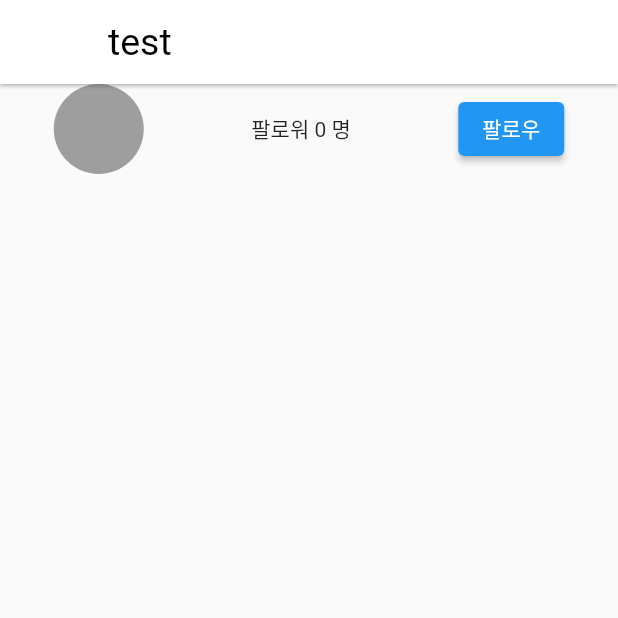
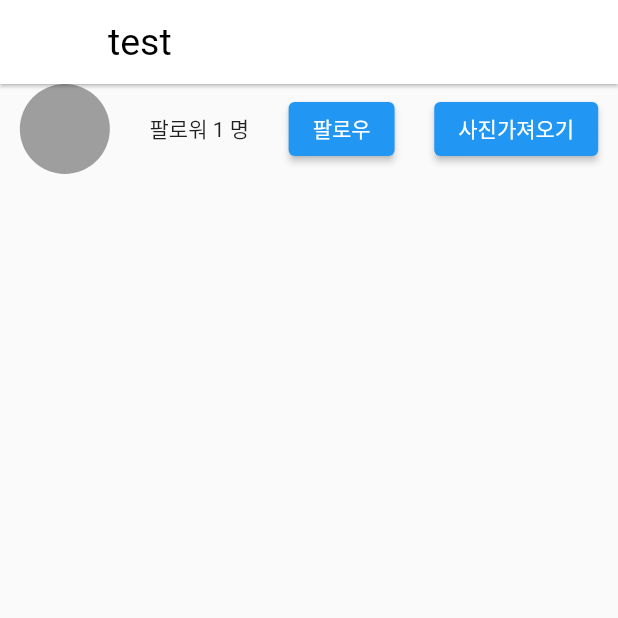
Before and after one commit to ehdzldxn3/flutter_instagram, a Flutter app: the Profile screen opened directly, after a tap on "팔로우", on a phone screen of 412 x 824 dp, the top half of it. Run offline on Flutter 3.47's test engine with Material 2 defaults, Android fonts, the phone set to English and light mode, and no system bars; our stand-ins replace flutter_local_notifications, image_picker, shared_preferences; accounts and stored records are empty; network calls fail.

Commit message:
푸쉬 알림 생성중

```diff
--- a/lib/main.dart
+++ b/lib/main.dart
@@ -7,10 +7,17 @@ import 'dart:io';
 import 'package:shared_preferences/shared_preferences.dart';
 import 'package:provider/provider.dart';
 
+import 'notification .dart';
+
+
 void main() {
   runApp(
-      ChangeNotifierProvider(
-        create: (context) => Store(),
+      MultiProvider(
+        providers: [
+          ChangeNotifierProvider(create: (context) => Store()),
+
+        ],
+
         child: MaterialApp(
           theme: style.theme,
           home : MyApp(),
@@ -93,6 +100,7 @@ class _MyAppState extends State<MyApp> {
     super.initState();
     getData();
     saveData();
+    initNotification();
   }
 
   @override
@@ -231,18 +239,30 @@ class _HomeState extends State<Home> {
 
 //프로바이더 stroe
 class Store extends ChangeNotifier {
-  var name = 'test';
+  String name = 'test';
   int follower = 0;
-  changeName() {
-    name = 'test11';
+  bool friend = false;
+
+  List profileImg = [];
+
+  getProfileImg() async{
+    http.Response result = await http.get(Uri.parse('https://codingapple1.github.io/app/profile.json'));
+    var res = jsonDecode(result.body);
+    profileImg = res;
     notifyListeners();
+
   }
+
   addFollower() {
-    print(follower);
+    if(!friend) {
+      follower++;
+      friend = true;
+    } else {
+      follower--;
+      friend = false;
+    }
    notifyListeners();
   }
-
-
 }
 
 class Profile extends StatelessWidget {
@@ -252,21 +272,23 @@ class Profile extends StatelessWidget {
   Widget build(BuildContext context) {
     return Scaffold(
       appBar: AppBar(title: Text(context.watch<Store>().name),),
-      body: Row(
-        mainAxisAlignment: MainAxisAlignment.spaceAround,
-        children: [
-          CircleAvatar(
-            radius: 30,
-            backgroundColor: Colors.grey,
+      body: CustomScrollView(
+
+        slivers: [
+          SliverToBoxAdapter(
+            child: ProfileHeader(),
           ),
-          Text('팔로워 ${context.watch<Store>().follower} 명'),
+          SliverGrid(
 
-          ElevatedButton(onPressed: (){
-            context.read()<Store>().addFollower();
-          }, child: Text('팔로우')),
-          //Text(context.watch<Store>().follower.toString()),
+              delegate: SliverChildBuilderDelegate(
+                  (context, i) => Image.network(context.watch<Store>().profileImg[i],),
+                  childCount: context.watch<Store>().profileImg.length,
+              ),
+              gridDelegate: SliverGridDelegateWithFixedCrossAxisCount(crossAxisCount: 1),
+          )
+
         ],
-      ),
+      )
     );
   }
 }
@@ -312,3 +334,29 @@ class Upload extends StatelessWidget {
     );
   }
 }
+
+class ProfileHeader extends StatelessWidget {
+  const ProfileHeader({Key? key}) : super(key: key);
+
+  @override
+  Widget build(BuildContext context) {
+    return Row(
+      mainAxisAlignment: MainAxisAlignment.spaceAround,
+      children: [
+        CircleAvatar(
+          radius: 30,
+          backgroundColor: Colors.grey,
+        ),
+        Text('팔로워 ${context.watch<Store>().follower} 명'),
+
+        ElevatedButton(onPressed: (){
+          context.read<Store>().addFollower();
+        }, child: Text('팔로우')),
+        ElevatedButton(onPressed: (){
+          context.read<Store>().getProfileImg();
+        }, child: Text('사진가져오기'))
+        //Text(context.watch<Store>().follower.toString()),
+      ],
+    );
+  }
+}
--- a/pubspec.yaml
+++ b/pubspec.yaml
@@ -33,6 +33,7 @@ dependencies:
   image_picker: ^0.8.4+4  #이미지사용
   shared_preferences: ^2.0.11 #캐시저장 DB아님
   provider: ^6.0.1 #store js 리덕스 같은거같음
+  flutter_local_notifications: ^9.1.5 #알림보내는거
 
   # The following adds the Cupertino Icons font to your application.
   # Use with the CupertinoIcons class for iOS style icons.
```
Also changed, not shown: lib/notification .dart (added, +29 -0 lines), pubspec.lock.
